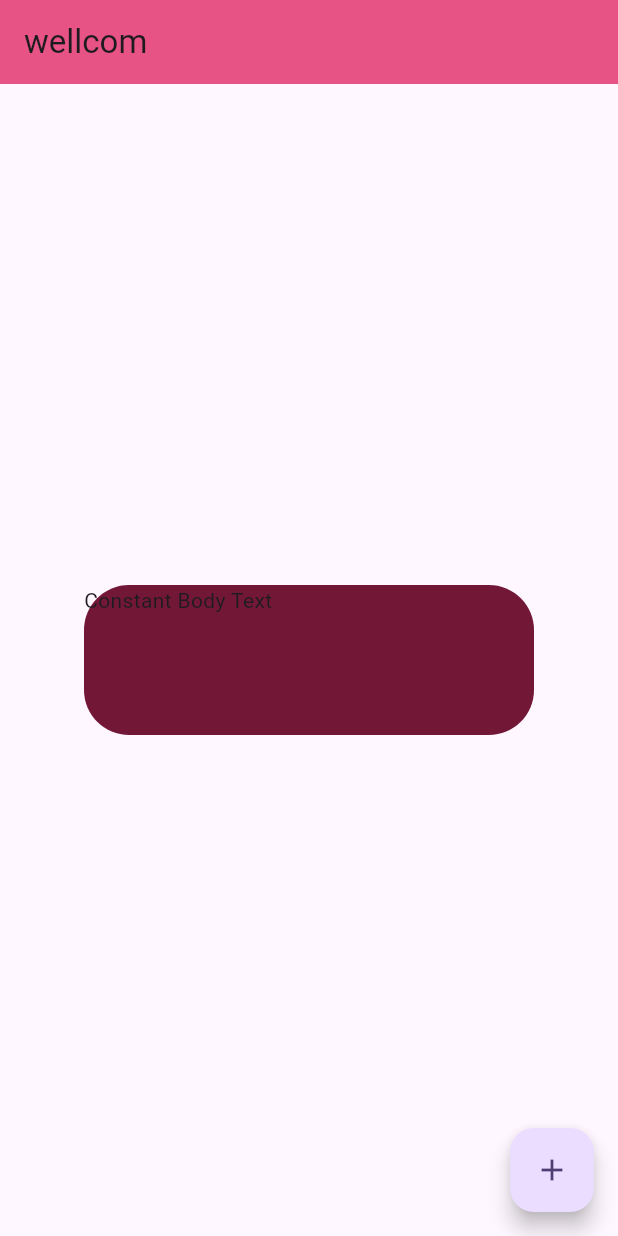
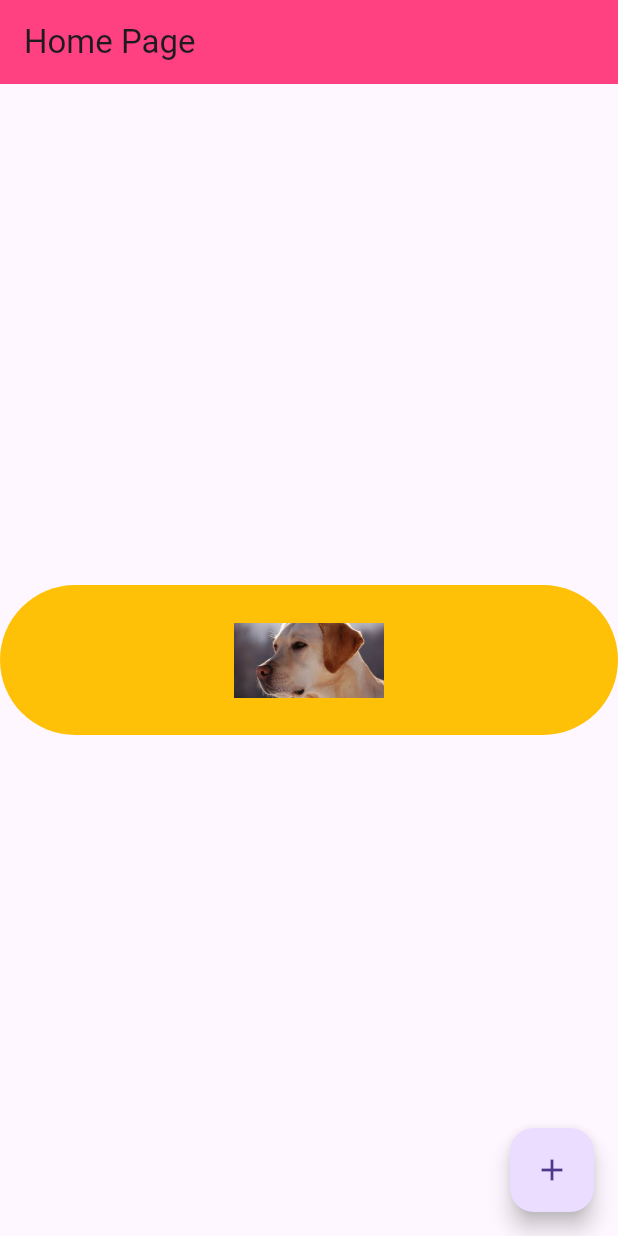
Before and after one commit to phatchararitthinan/flutter_application_1, a Flutter app: the screen it shows after launch, on a phone screen of 412 x 824 dp. Run offline on Flutter 3.47's test engine with Material 3 defaults, Android fonts, the phone set to English and light mode, and no system bars.

```diff
--- a/lib/main.dart
+++ b/lib/main.dart
@@ -1,54 +1,56 @@
 import 'package:flutter/material.dart';
 
 void main() {
-  runApp(const MyApp());
+  // จุดเริ่มต้นของแอป Flutter
+  runApp(const MyApp()); // บอก Flutter ว่าวิดเจ็ตใดคือรากฐานของแอป
 }
 
+// MyApp โดยทั่วไปคือวิดเจ็ตรากฐานของแอปพลิเคชันของคุณ
 class MyApp extends StatelessWidget {
-  const MyApp({super.key});
+  const MyApp({super.key}); // Constructor
 
   @override
   Widget build(BuildContext context) {
-    //
+    // เมธอด build() ส่งคืนโครงสร้างต้นไม้วิดเจ็ตสำหรับวิดเจ็ตนี้
     return MaterialApp(
+      title: 'Flutter Demo',
+      debugShowCheckedModeBanner: false,
       theme: ThemeData(
-        colorScheme: ColorScheme.fromSeed(seedColor: Colors.deepPurple),
-        useMaterial3: true,
       ),
-      title: 'Flutter Demo',
-      home: MyHomePage(
         // โครงสร้างหน้าจอพื้นฐาน
-      ),
-    );
+        home: const MyHomePage(),
+      );
   }
 }
-
 class MyHomePage extends StatelessWidget {
   const MyHomePage({super.key});
-
   @override
   Widget build(BuildContext context) {
     return Scaffold(
       // ให้โครงสร้างแอปพื้นฐาน
       appBar: AppBar(
-        title: const Text('wellcom'),
-        backgroundColor: const Color.fromARGB(
-          255,
-          230,
-          83,
-          132,
-        ), // ปรับแต่งสี AppBar
+        title: const Text('Home Page'),
+        backgroundColor: Colors.pinkAccent, // ปรับแต่งสี AppBar
       ),
       body: Center(
+        // พื้นที่เนื้อหาหลัก
         child: Container(
           // Container นี้จะถูกจัดกึ่งกลาง
-          width: 300,
+          padding: EdgeInsets.all(10.0),
           height: 100,
           decoration: BoxDecoration(
-            color: const Color.fromARGB(255, 114, 24, 54),
-            borderRadius: BorderRadius.all(Radius.circular(30.0)),
+            color: Colors.amber,
+            borderRadius: BorderRadius.horizontal(
+              left: Radius.circular(50.0),
+              right: Radius.circular(50.0),
+            ),
           ),
-          child: const Text('Constant Body Text'),
+          child: Center(
+          child: Image.asset('assets/download.jpg',
+          width: 100,
+          height: 50,
+          fit: BoxFit.cover,)
+         ),
         ),
       ),
 
--- a/pubspec.yaml
+++ b/pubspec.yaml
@@ -58,8 +58,8 @@ flutter:
   uses-material-design: true
 
   # To add assets to your application, add an assets section, like this:
-  # assets:
-  #   - images/a_dot_burr.jpeg
+  assets:
+      - assets/download.jpg
   #   - images/a_dot_ham.jpeg
 
   # An image asset can refer to one or more resolution-specific "variants", see
```
Also changed, not shown: assets/download.jpg (added).
